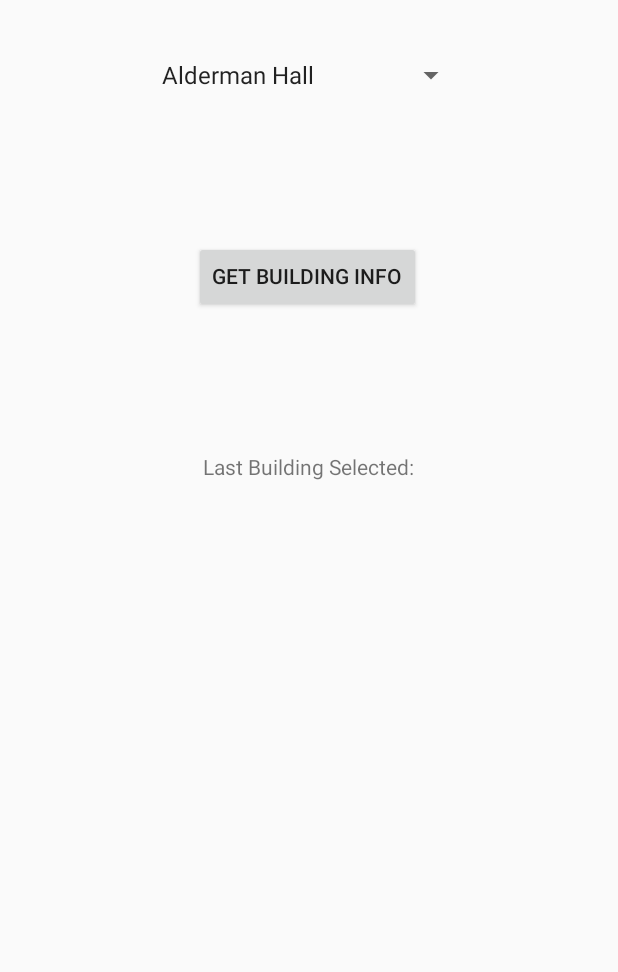
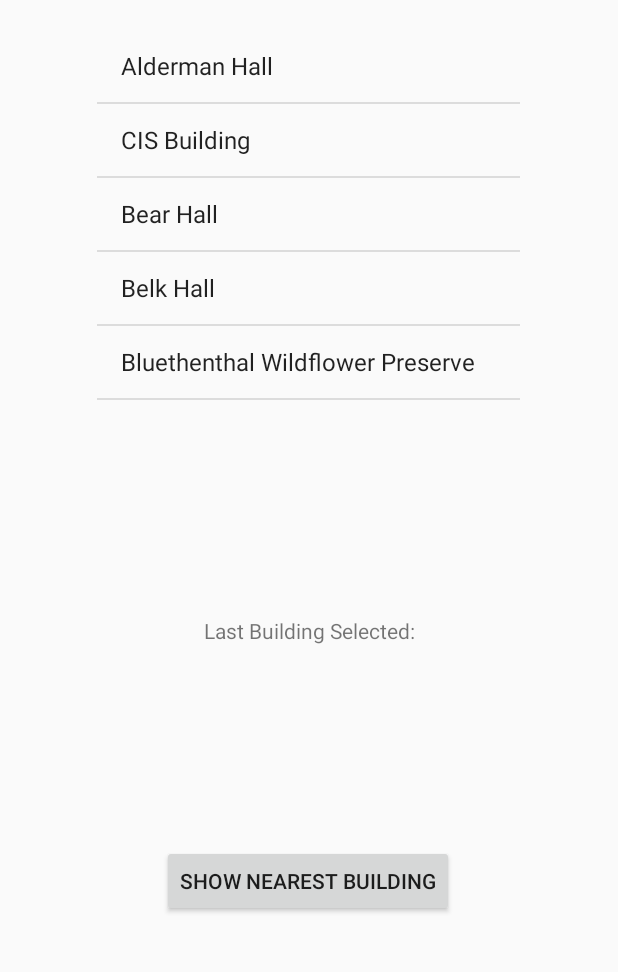
Before and after one commit to tonysinger93/SeahawkTours, an Android app: the screen it shows after launch (MainActivity), on a phone screen of 412 x 824 dp, the part 84-1056 px from its top. Run offline under Robolectric (Android 15) with nearby library versions, the phone set to English and light mode, and no system bars.

Commit message:
Find nearest building button

```diff
--- a/app/build.gradle
+++ b/app/build.gradle
@@ -19,10 +19,12 @@ android {
 }
 
 dependencies {
-    implementation fileTree(dir: 'libs', include: ['*.jar'])
+    implementation fileTree(include: ['*.jar'], dir: 'libs')
     implementation 'com.android.support:appcompat-v7:28.0.0'
     implementation 'com.android.support.constraint:constraint-layout:1.1.3'
+    implementation 'com.android.support:support-v4:28.0.0'
     testImplementation 'junit:junit:4.12'
     androidTestImplementation 'com.android.support.test:runner:1.0.2'
     androidTestImplementation 'com.android.support.test.espresso:espresso-core:3.0.2'
+    implementation 'com.google.android.gms:play-services:12.0.1'
 }
--- a/app/src/main/AndroidManifest.xml
+++ b/app/src/main/AndroidManifest.xml
@@ -1,6 +1,9 @@
 <?xml version="1.0" encoding="utf-8"?>
 <manifest xmlns:android="http://schemas.android.com/apk/res/android"
     package="com.hfad.seahawktours">
+
+    <uses-permission android:name="android.permission.ACCESS_COARSE_LOCATION"/>
+    <uses-permission android:name="android.permission.INTERNET"/>
 
     <application
         android:allowBackup="true"
--- a/app/src/main/res/layout/activity_main.xml
+++ b/app/src/main/res/layout/activity_main.xml
@@ -10,10 +10,10 @@
         layout="@layout/toolbar_main"
         android:id="@+id/toolbar" />
 
-    <Spinner
+    <ListView
         android:id="@+id/building"
-        android:layout_width="211dp"
-        android:layout_height="60dp"
+        android:layout_width="282dp"
+        android:layout_height="285dp"
         android:layout_gravity="center"
         android:layout_marginTop="76dp"
         android:entries="@array/buildings"
@@ -22,24 +22,6 @@
         app:layout_constraintHorizontal_bias="0.497"
         app:layout_constraintStart_toStartOf="parent"
         app:layout_constraintTop_toTopOf="parent" />
-
-    <Button
-        android:id="@+id/button1"
-        android:layout_width="wrap_content"
-        android:layout_height="wrap_content"
-        android:layout_gravity="center"
-        android:layout_marginStart="8dp"
-        android:layout_marginTop="8dp"
-        android:layout_marginEnd="8dp"
-        android:layout_marginBottom="8dp"
-        android:onClick="onClickBuilding"
-        android:text="@string/button1"
-        android:paddingTop="8dp"
-        app:layout_constraintBottom_toTopOf="@+id/display"
-        app:layout_constraintEnd_toEndOf="parent"
-        app:layout_constraintHorizontal_bias="0.497"
-        app:layout_constraintStart_toStartOf="parent"
-        app:layout_constraintTop_toBottomOf="@+id/building" />
 
     <TextView
         android:id="@+id/display"
@@ -54,10 +36,9 @@
         android:text="@string/display"
         app:layout_constraintBottom_toBottomOf="parent"
         app:layout_constraintEnd_toEndOf="parent"
-        app:layout_constraintHorizontal_bias="0.498"
         app:layout_constraintStart_toStartOf="parent"
         app:layout_constraintTop_toTopOf="parent"
-        app:layout_constraintVertical_bias="0.434" />
+        app:layout_constraintVertical_bias="0.575" />
 
     <TextView
         android:id="@+id/last_building"
@@ -73,6 +54,23 @@
         app:layout_constraintHorizontal_bias="0.498"
         app:layout_constraintStart_toStartOf="parent"
         app:layout_constraintTop_toTopOf="parent"
-        app:layout_constraintVertical_bias="0.505" />
+        app:layout_constraintVertical_bias="0.646" />
+
+    <Button
+        android:id="@+id/nearestBuilding"
+        android:onClick="onNearestClick"
+        android:layout_width="wrap_content"
+        android:layout_height="wrap_content"
+        android:layout_marginStart="8dp"
+        android:layout_marginTop="8dp"
+        android:layout_marginEnd="8dp"
+        android:layout_marginBottom="8dp"
+        android:text="@string/nearestBuilding"
+        app:layout_constraintBottom_toBottomOf="parent"
+        app:layout_constraintEnd_toEndOf="parent"
+        app:layout_constraintHorizontal_bias="0.498"
+        app:layout_constraintStart_toStartOf="parent"
+        app:layout_constraintTop_toBottomOf="@+id/last_building"
+        app:layout_constraintVertical_bias="0.333" />
 
 </android.support.constraint.ConstraintLayout>
--- a/app/src/main/res/values/strings.xml
+++ b/app/src/main/res/values/strings.xml
@@ -16,7 +16,7 @@
     <string name="aboot">Created by Tony Singer and Kim Tarquino. UNCW building information and images courtesy of the UNCW Archives.</string>
     <string name="archlink">https://library.uncw.edu/archives_special/archives</string>
     <string name="action_share">Share!</string>
-
+    <string name="nearestBuilding">Show Nearest Building</string>
 
     <string name="Cis">The Department of Computer Science (College of Arts and Sciences) is located in the Computer Information Systems (CIS) building that opened in 2007, a 51,731 square-foot state-of-the-art facility funded by the North Carolina State Bond campaign of 2000 at a cost of $12.8 million.The CIS building contains several state of the art labs including a Digital Arts lab and a networking lab, research facilities, fully-equipped "smart" classrooms, and a 128 seat auditorium. The CIS building also features several "sandboxes" - small conference rooms equipped with plasma displays that are often used by students collaborating on projects. Dedicated server rooms in the building house computing equipment that supports teaching and research in computer science, and virtually all computer science classes are taught in classrooms in the building.</string>
     <string name="cis_name">Housed within the new building is the Financial Markets Room and, thanks to a donation from Edward Jones and over 50 if its financial advisers, the Edward Jones Financial Lab. Both rooms contain a stock board and ticker, however the Edward Jones Financial Lab also includes the Bloomberg Trading Terminal. With this terminal, students and faculty have the ability to trade stocks directly with the New York Stock Exchange, NASDAQ and more.
@@ -45,5 +45,8 @@ The Department of Computer Science and the Department of Information Systems and
     <string name="belk_hall">Belk Hall</string>
     <string name="bluthenthal">Bluethenthal Wildflower Preserve</string>
 
+    <!-- TODO: Remove or change this placeholder text -->
+    <string name="hello_blank_fragment">Hello blank fragment</string>
+
 
 </resources>
--- a/build.gradle
+++ b/build.gradle
@@ -7,7 +7,7 @@ buildscript {
 
     }
     dependencies {
-        classpath 'com.android.tools.build:gradle:3.3.1'
+        classpath 'com.android.tools.build:gradle:3.3.2'
 
         // NOTE: Do not place your application dependencies here; they belong
         // in the individual module build.gradle files
```
Also changed, not shown: app/src/main/java/com/hfad/seahawktours/Building.java (+37 -6 lines), app/src/main/java/com/hfad/seahawktours/MainActivity.java (+84 -13 lines).
